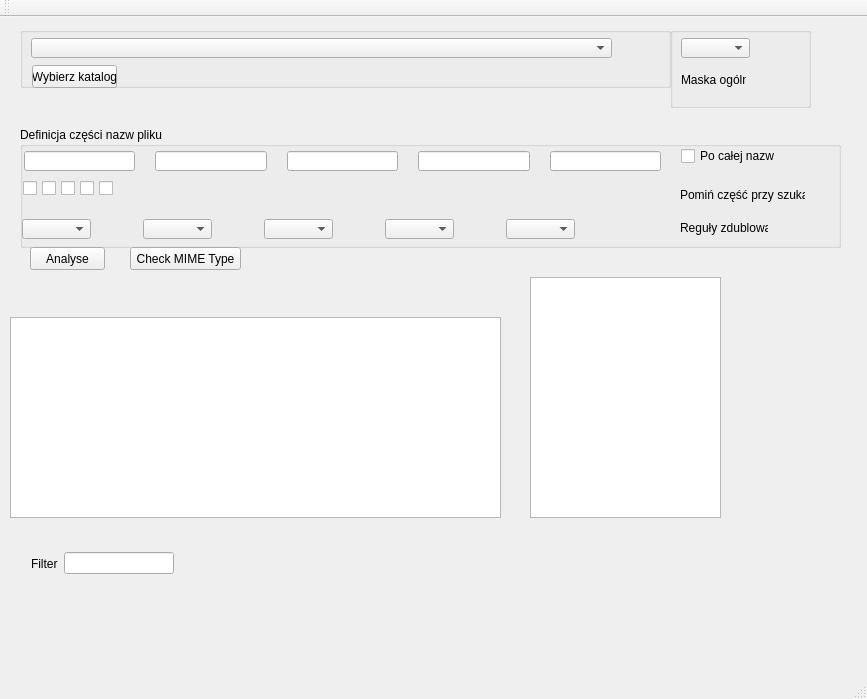
This is TEST1_IGEKA/mainwindow.ui in adallpl/Search-Direcotry as Qt 5 draws it before an edit. The edited form follows.
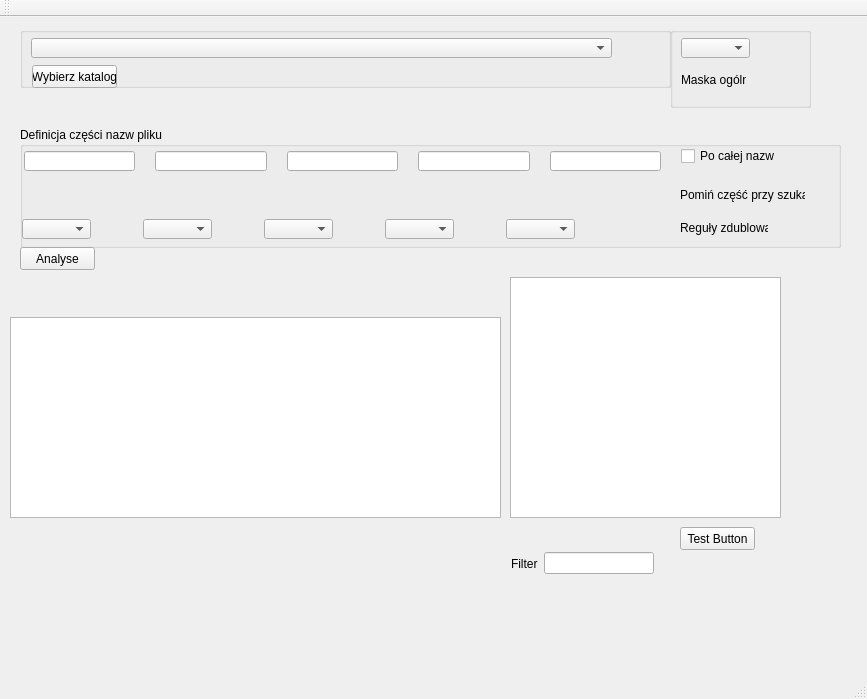
This is the edited form.

Patch:
```diff
--- a/TEST1_IGEKA/mainwindow.ui
+++ b/TEST1_IGEKA/mainwindow.ui
@@ -150,71 +150,6 @@
       <string/>
      </property>
     </widget>
-    <widget class="QCheckBox" name="checkBox_Name5">
-     <property name="geometry">
-      <rect>
-       <x>79</x>
-       <y>53</y>
-       <width>16</width>
-       <height>16</height>
-      </rect>
-     </property>
-     <property name="text">
-      <string/>
-     </property>
-    </widget>
-    <widget class="QCheckBox" name="checkBox_Name2">
-     <property name="geometry">
-      <rect>
-       <x>22</x>
-       <y>53</y>
-       <width>16</width>
-       <height>16</height>
-      </rect>
-     </property>
-     <property name="text">
-      <string/>
-     </property>
-    </widget>
-    <widget class="QCheckBox" name="checkBox_Name1">
-     <property name="geometry">
-      <rect>
-       <x>3</x>
-       <y>53</y>
-       <width>16</width>
-       <height>16</height>
-      </rect>
-     </property>
-     <property name="text">
-      <string/>
-     </property>
-    </widget>
-    <widget class="QCheckBox" name="checkBox_Name3">
-     <property name="geometry">
-      <rect>
-       <x>41</x>
-       <y>53</y>
-       <width>16</width>
-       <height>16</height>
-      </rect>
-     </property>
-     <property name="text">
-      <string/>
-     </property>
-    </widget>
-    <widget class="QCheckBox" name="checkBox_Name4">
-     <property name="geometry">
-      <rect>
-       <x>60</x>
-       <y>53</y>
-       <width>16</width>
-       <height>16</height>
-      </rect>
-     </property>
-     <property name="text">
-      <string/>
-     </property>
-    </widget>
     <widget class="QComboBox" name="comboBox_Reg1">
      <property name="geometry">
       <rect>
@@ -367,6 +302,53 @@
       </rect>
      </property>
     </widget>
+    <widget class="QWidget" name="">
+     <property name="geometry">
+      <rect>
+       <x>3</x>
+       <y>53</y>
+       <width>311</width>
+       <height>16</height>
+      </rect>
+     </property>
+     <layout class="QHBoxLayout" name="horizontalLayout_4">
+      <item>
+       <widget class="QCheckBox" name="checkBox_Name1">
+        <property name="text">
+         <string/>
+        </property>
+       </widget>
+      </item>
+      <item>
+       <widget class="QCheckBox" name="checkBox_Name2">
+        <property name="text">
+         <string/>
+        </property>
+       </widget>
+      </item>
+      <item>
+       <widget class="QCheckBox" name="checkBox_Name3">
+        <property name="text">
+         <string/>
+        </property>
+       </widget>
+      </item>
+      <item>
+       <widget class="QCheckBox" name="checkBox_Name4">
+        <property name="text">
+         <string/>
+        </property>
+       </widget>
+      </item>
+      <item>
+       <widget class="QCheckBox" name="checkBox_Name5">
+        <property name="text">
+         <string/>
+        </property>
+       </widget>
+      </item>
+     </layout>
+    </widget>
     <zorder>lineEdit_Name4</zorder>
     <zorder>lineEdit_Name2</zorder>
     <zorder>lineEdit_Name1</zorder>
@@ -394,7 +376,7 @@
    <widget class="QPushButton" name="pushButton_Analyse">
     <property name="geometry">
      <rect>
-      <x>30</x>
+      <x>20</x>
       <y>230</y>
       <width>75</width>
       <height>23</height>
@@ -404,19 +386,6 @@
      <string>Analyse</string>
     </property>
    </widget>
-   <widget class="QPushButton" name="pushButton_MIME">
-    <property name="geometry">
-     <rect>
-      <x>130</x>
-      <y>230</y>
-      <width>111</width>
-      <height>23</height>
-     </rect>
-    </property>
-    <property name="text">
-     <string>Check MIME Type</string>
-    </property>
-   </widget>
    <widget class="QListWidget" name="listWidget_Results">
     <property name="geometry">
      <rect>
@@ -430,9 +399,9 @@
    <widget class="QListWidget" name="listWidget_Errors">
     <property name="geometry">
      <rect>
-      <x>530</x>
+      <x>510</x>
       <y>260</y>
-      <width>191</width>
+      <width>271</width>
       <height>241</height>
      </rect>
     </property>
@@ -440,9 +409,9 @@
    <widget class="QLabel" name="label_Test">
     <property name="geometry">
      <rect>
-      <x>270</x>
+      <x>100</x>
       <y>230</y>
-      <width>521</width>
+      <width>401</width>
       <height>16</height>
      </rect>
     </property>
@@ -475,7 +444,7 @@
    <widget class="QWidget" name="layoutWidget">
     <property name="geometry">
      <rect>
-      <x>20</x>
+      <x>500</x>
       <y>510</y>
       <width>165</width>
       <height>73</height>
@@ -497,8 +466,8 @@
    <widget class="QWidget" name="layoutWidget">
     <property name="geometry">
      <rect>
-      <x>20</x>
-      <y>590</y>
+      <x>500</x>
+      <y>580</y>
       <width>171</width>
       <height>16</height>
      </rect>
@@ -525,7 +494,7 @@
      <rect>
       <x>10</x>
       <y>260</y>
-      <width>521</width>
+      <width>491</width>
       <height>21</height>
      </rect>
     </property>
@@ -571,6 +540,19 @@
      </item>
     </layout>
    </widget>
+   <widget class="QPushButton" name="pushButton_Test">
+    <property name="geometry">
+     <rect>
+      <x>680</x>
+      <y>510</y>
+      <width>75</width>
+      <height>23</height>
+     </rect>
+    </property>
+    <property name="text">
+     <string>Test Button</string>
+    </property>
+   </widget>
    <zorder>layoutWidget</zorder>
    <zorder>layoutWidget</zorder>
    <zorder>layoutWidget</zorder>
```
Left out of the diff: 31 changed lines with no effect on the pictures.
